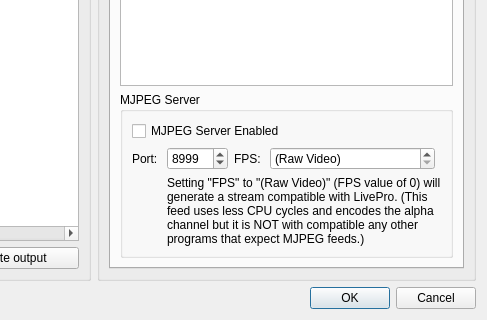
The window that src/outputsetupdialog.ui (google-code-export/dviz) describes before a commit, drawn with Qt 5; both pictures show x 223 to 710 and y 311 to 631 of the 710 by 631 pixel window.
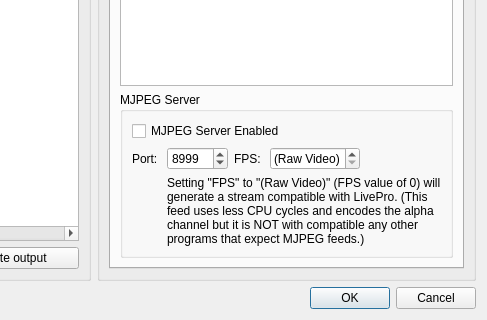
The same window after the commit.

```diff
--- a/src/outputsetupdialog.ui
+++ b/src/outputsetupdialog.ui
@@ -201,7 +201,7 @@
                <item row="1" column="3">
                 <widget class="QSpinBox" name="mjpegFps">
                  <property name="sizePolicy">
-                  <sizepolicy hsizetype="Expanding" vsizetype="Fixed">
+                  <sizepolicy hsizetype="Minimum" vsizetype="Fixed">
                    <horstretch>0</horstretch>
                    <verstretch>0</verstretch>
                   </sizepolicy>
@@ -227,6 +227,19 @@
                  </property>
                 </widget>
                </item>
+               <item row="1" column="4">
+                <spacer name="horizontalSpacer">
+                 <property name="orientation">
+                  <enum>Qt::Horizontal</enum>
+                 </property>
+                 <property name="sizeHint" stdset="0">
+                  <size>
+                   <width>40</width>
+                   <height>20</height>
+                  </size>
+                 </property>
+                </spacer>
+               </item>
               </layout>
              </widget>
             </item>
```
Left out of the diff: 24 changed lines with no effect on the pictures.
